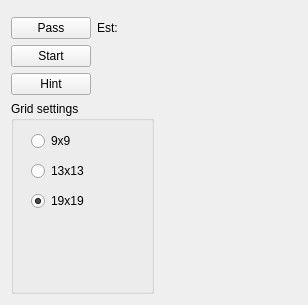
alecs1/home, file qt/qtgo/qtgo/GameSettings.ui: the form before one commit.
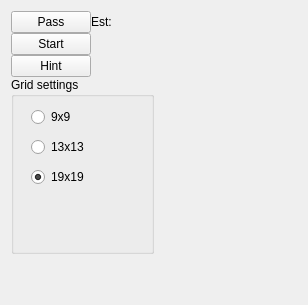
The form after the commit.

What changed in the file:
```diff
--- a/qt/qtgo/qtgo/GameSettings.ui
+++ b/qt/qtgo/qtgo/GameSettings.ui
@@ -22,8 +22,14 @@
   <layout class="QGridLayout" name="gridLayout_4">
    <item row="0" column="0">
     <layout class="QGridLayout" name="gridLayout">
+     <property name="spacing">
+      <number>0</number>
+     </property>
      <item row="1" column="0">
       <layout class="QGridLayout" name="gridLayout_3">
+       <property name="spacing">
+        <number>0</number>
+       </property>
        <item row="1" column="0">
         <widget class="QPushButton" name="launchButton">
          <property name="text">
@@ -70,7 +76,7 @@
      <item row="2" column="0">
       <widget class="QGroupBox" name="tableSizeGroupBox">
        <property name="sizePolicy">
-        <sizepolicy hsizetype="MinimumExpanding" vsizetype="MinimumExpanding">
+        <sizepolicy hsizetype="Preferred" vsizetype="MinimumExpanding">
          <horstretch>0</horstretch>
          <verstretch>1</verstretch>
         </sizepolicy>
@@ -148,7 +154,7 @@
        <property name="sizeHint" stdset="0">
         <size>
          <width>40</width>
-         <height>20</height>
+         <height>0</height>
         </size>
        </property>
       </spacer>
@@ -156,6 +162,19 @@
      <item row="0" column="0">
       <widget class="QWidget" name="roundInfoWidget" native="true"/>
      </item>
+     <item row="6" column="0">
+      <spacer name="verticalSpacer_2">
+       <property name="orientation">
+        <enum>Qt::Vertical</enum>
+       </property>
+       <property name="sizeHint" stdset="0">
+        <size>
+         <width>20</width>
+         <height>40</height>
+        </size>
+       </property>
+      </spacer>
+     </item>
     </layout>
    </item>
    <item row="1" column="0">
```
Left out of the diff: 13 changed lines with no effect on the pictures.
